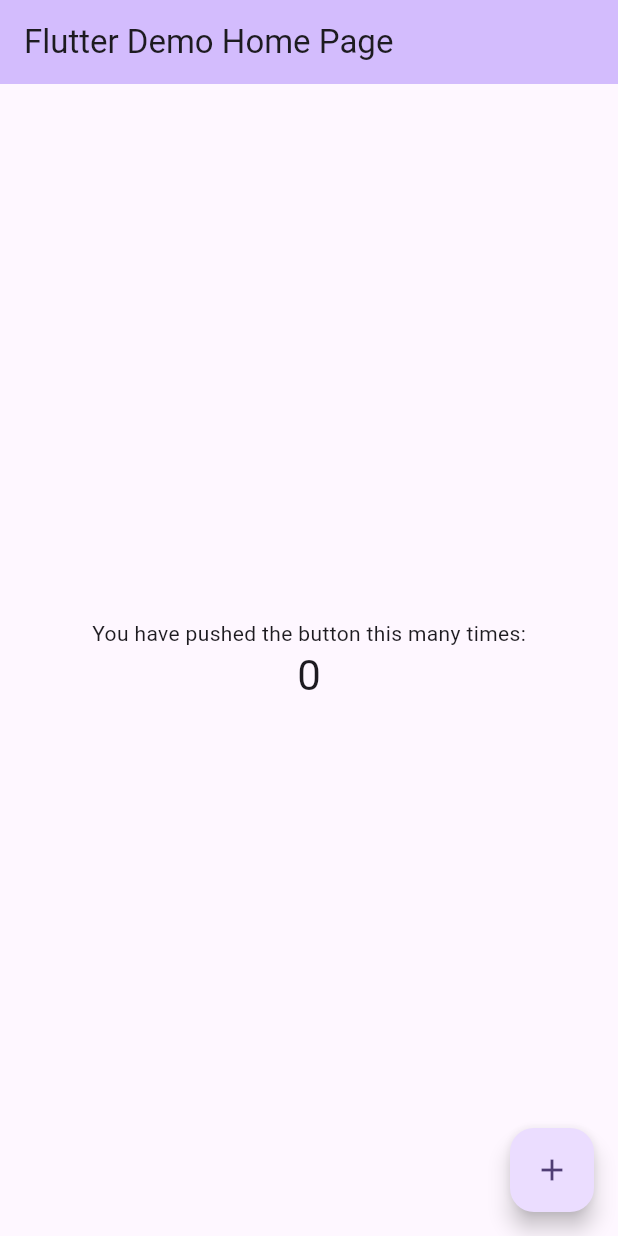
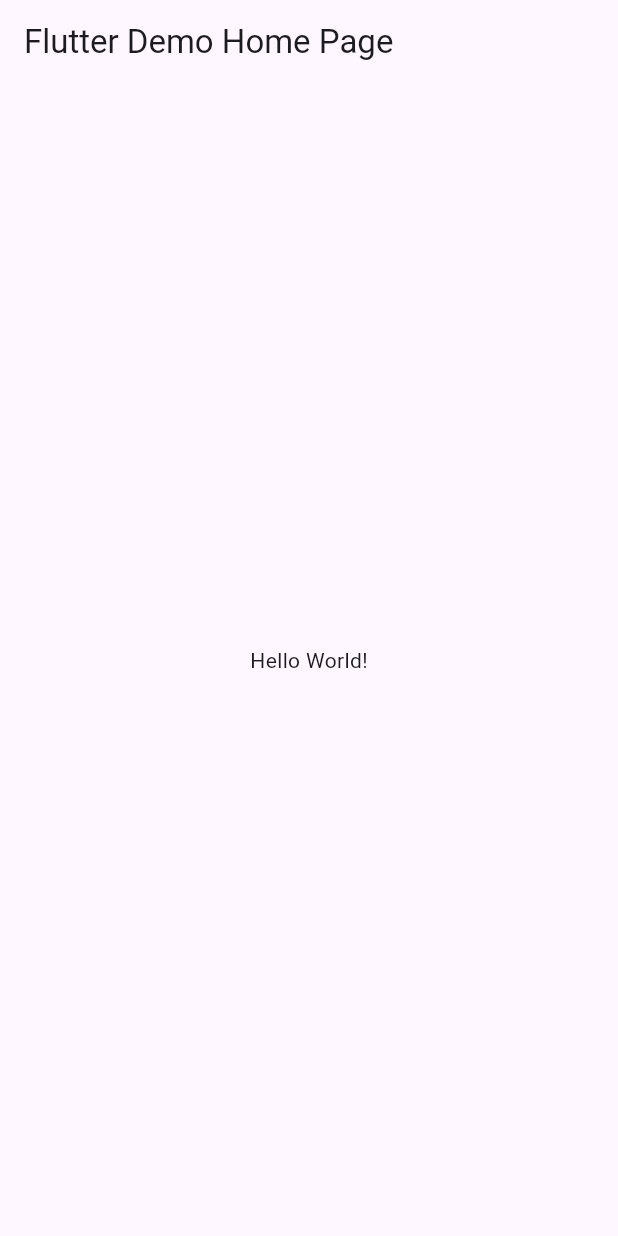
Before and after one commit to Veerendravikas04/Amazon, a Flutter app: the screen it shows after launch, on a phone screen of 412 x 824 dp. Run offline on Flutter 3.47's test engine with Material 3 defaults, Android fonts, the phone set to English and light mode, and no system bars.

Commit message:
updated the main.dart file

```diff
--- a/lib/main.dart
+++ b/lib/main.dart
@@ -7,119 +7,31 @@ void main() {
 class MyApp extends StatelessWidget {
   const MyApp({super.key});
 
-  // This widget is the root of your application.
   @override
   Widget build(BuildContext context) {
     return MaterialApp(
       title: 'Flutter Demo',
       theme: ThemeData(
-        // This is the theme of your application.
-        //
-        // TRY THIS: Try running your application with "flutter run". You'll see
-        // the application has a purple toolbar. Then, without quitting the app,
-        // try changing the seedColor in the colorScheme below to Colors.green
-        // and then invoke "hot reload" (save your changes or press the "hot
-        // reload" button in a Flutter-supported IDE, or press "r" if you used
-        // the command line to start the app).
-        //
-        // Notice that the counter didn't reset back to zero; the application
-        // state is not lost during the reload. To reset the state, use hot
-        // restart instead.
-        //
-        // This works for code too, not just values: Most code changes can be
-        // tested with just a hot reload.
         colorScheme: ColorScheme.fromSeed(seedColor: Colors.deepPurple),
         useMaterial3: true,
       ),
-      home: const MyHomePage(title: 'Flutter Demo Home Page'),
+      home: const HomePage(),
     );
   }
 }
 
-class MyHomePage extends StatefulWidget {
-  const MyHomePage({super.key, required this.title});
-
-  // This widget is the home page of your application. It is stateful, meaning
-  // that it has a State object (defined below) that contains fields that affect
-  // how it looks.
-
-  // This class is the configuration for the state. It holds the values (in this
-  // case the title) provided by the parent (in this case the App widget) and
-  // used by the build method of the State. Fields in a Widget subclass are
-  // always marked "final".
-
-  final String title;
-
-  @override
-  State<MyHomePage> createState() => _MyHomePageState();
-}
-
-class _MyHomePageState extends State<MyHomePage> {
-  int _counter = 0;
-
-  void _incrementCounter() {
-    setState(() {
-      // This call to setState tells the Flutter framework that something has
-      // changed in this State, which causes it to rerun the build method below
-      // so that the display can reflect the updated values. If we changed
-      // _counter without calling setState(), then the build method would not be
-      // called again, and so nothing would appear to happen.
-      _counter++;
-    });
-  }
+class HomePage extends StatelessWidget {
+  const HomePage({super.key});
 
   @override
   Widget build(BuildContext context) {
-    // This method is rerun every time setState is called, for instance as done
-    // by the _incrementCounter method above.
-    //
-    // The Flutter framework has been optimized to make rerunning build methods
-    // fast, so that you can just rebuild anything that needs updating rather
-    // than having to individually change instances of widgets.
     return Scaffold(
       appBar: AppBar(
-        // TRY THIS: Try changing the color here to a specific color (to
-        // Colors.amber, perhaps?) and trigger a hot reload to see the AppBar
-        // change color while the other colors stay the same.
-        backgroundColor: Theme.of(context).colorScheme.inversePrimary,
-        // Here we take the value from the MyHomePage object that was created by
-        // the App.build method, and use it to set our appbar title.
-        title: Text(widget.title),
+        title: const Text('Flutter Demo Home Page'),
       ),
-      body: Center(
-        // Center is a layout widget. It takes a single child and positions it
-        // in the middle of the parent.
-        child: Column(
-          // Column is also a layout widget. It takes a list of children and
-          // arranges them vertically. By default, it sizes itself to fit its
-          // children horizontally, and tries to be as tall as its parent.
-          //
-          // Column has various properties to control how it sizes itself and
-          // how it positions its children. Here we use mainAxisAlignment to
-          // center the children vertically; the main axis here is the vertical
-          // axis because Columns are vertical (the cross axis would be
-          // horizontal).
-          //
-          // TRY THIS: Invoke "debug painting" (choose the "Toggle Debug Paint"
-          // action in the IDE, or press "p" in the console), to see the
-          // wireframe for each widget.
-          mainAxisAlignment: MainAxisAlignment.center,
-          children: <Widget>[
-            const Text(
-              'You have pushed the button this many times:',
-            ),
-            Text(
-              '$_counter',
-              style: Theme.of(context).textTheme.headlineMedium,
-            ),
-          ],
-        ),
+      body: const Center(
+        child: Text('Hello World!'),
       ),
-      floatingActionButton: FloatingActionButton(
-        onPressed: _incrementCounter,
-        tooltip: 'Increment',
-        child: const Icon(Icons.add),
-      ), // This trailing comma makes auto-formatting nicer for build methods.
     );
   }
 }
```
